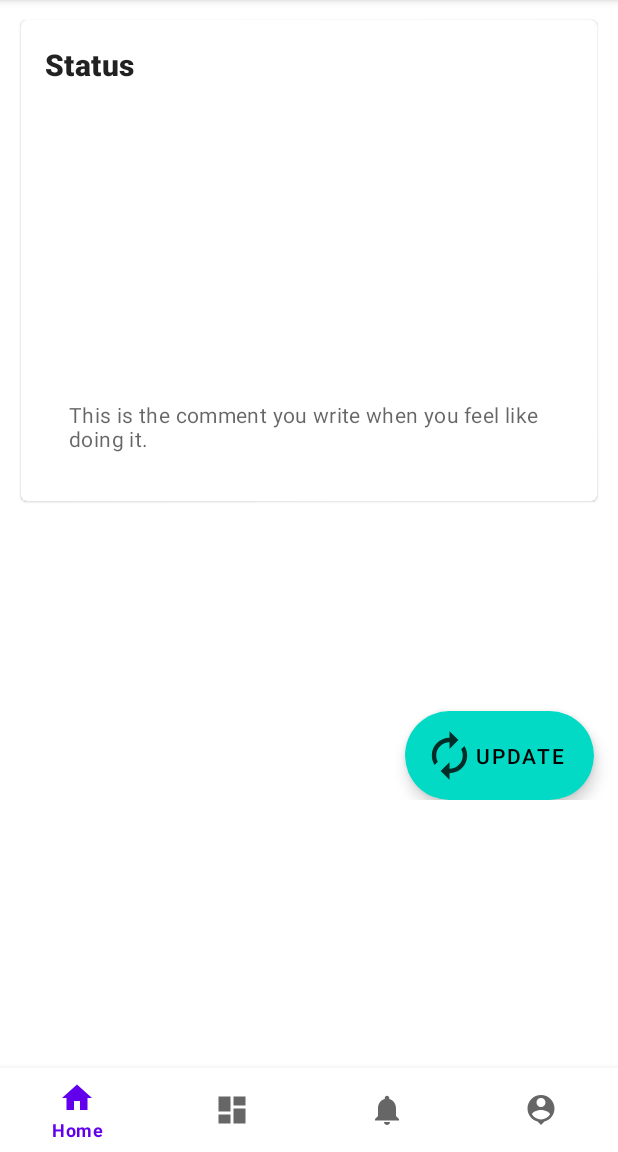
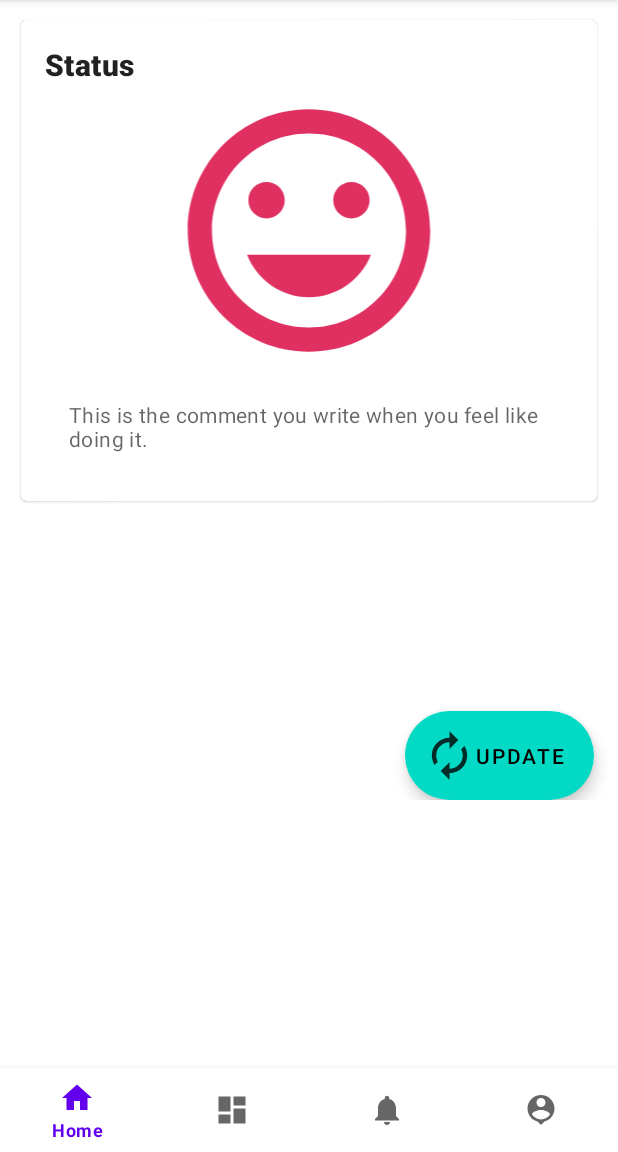
Before and after one commit to watarutower/LifelogApp, an Android app: the screen it shows after launch (MainActivity), on a phone screen of 412 x 824 dp, the part 84-1236 px from its top. Run offline under Robolectric (Android 15) with nearby library versions, the phone set to English and light mode, and no system bars; our stand-ins replace Room's generated code, data binding, navigation-ui.

Commit message:
fixed for just make it runnable.. still messed

```diff
--- a/app/src/main/res/layout/fragment_home.xml
+++ b/app/src/main/res/layout/fragment_home.xml
@@ -65,11 +65,12 @@
                             android:layout_height="194dp"
                             android:contentDescription="@string/status_section"
                             android:scaleType="fitCenter"
+                            app:srcCompat="@drawable/ic_baseline_tag_faces_24"
 
-                            app:imageUrl="@{statuslog}"
                             />
 
                     </LinearLayout>
+<!--                    app:imageUrl="@{statuslog}"-->
                     <!--                            app:srcCompat="@drawable/ic_baseline_tag_faces_24"-->
 
                     <LinearLayout
```
